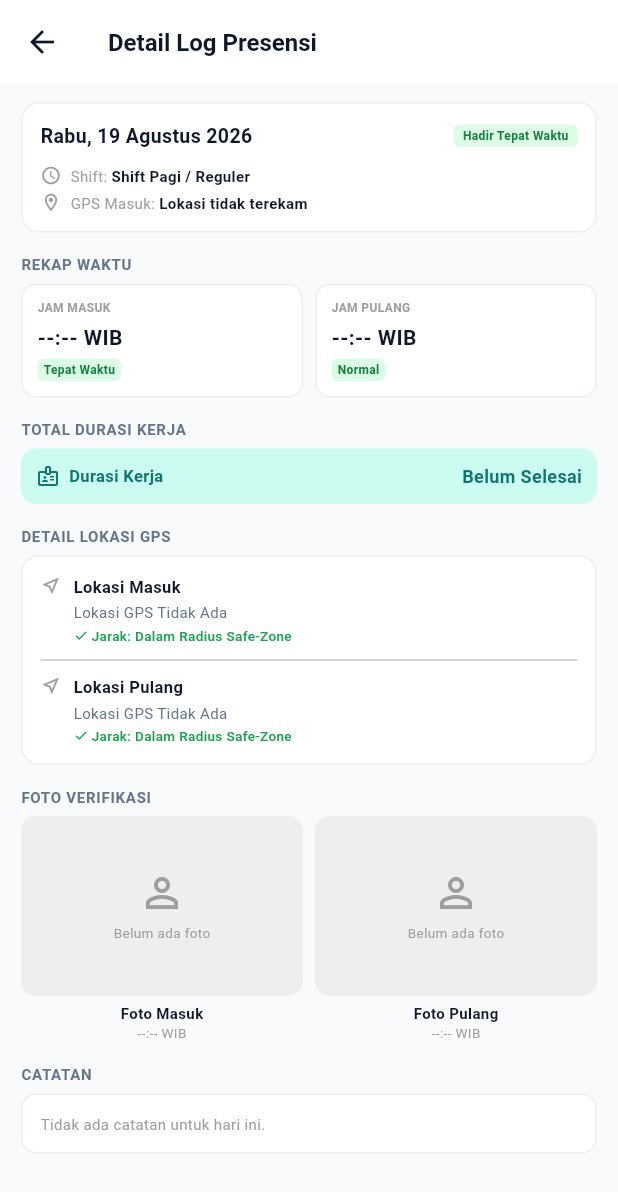
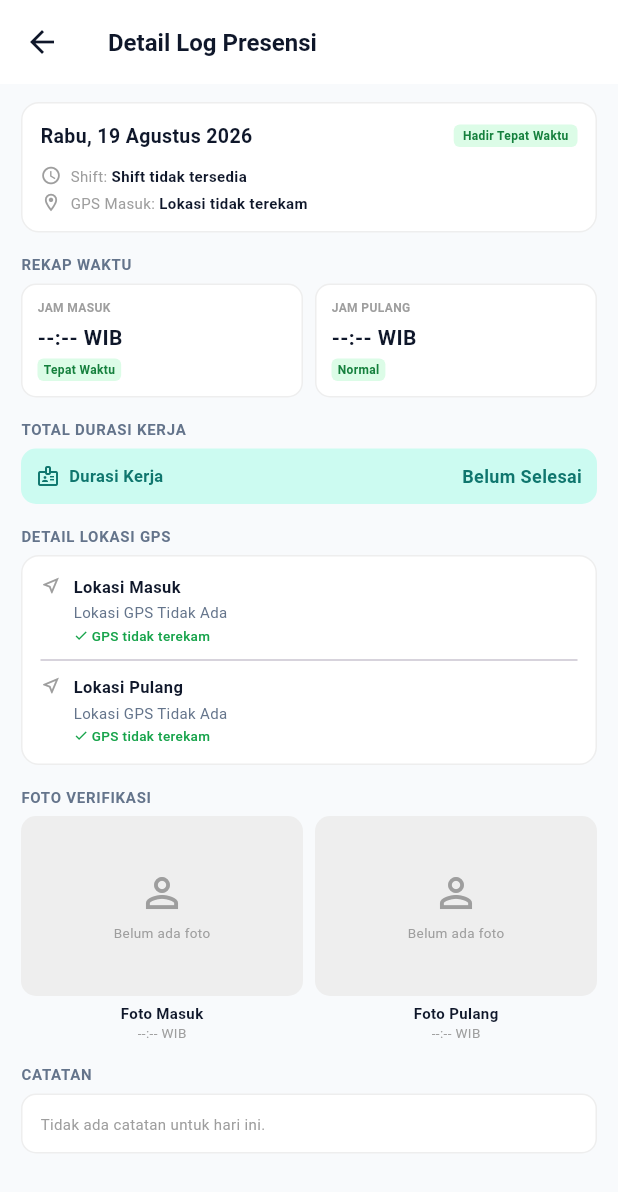
Before and after one commit to Nandamad/GDS-mobile, a Flutter app: the DetailLogScreen screen opened directly, on a phone screen of 412 x 824 dp. Shown: the top 1192 px of the screen. Run offline on Flutter 3.47's test engine with Material 3 defaults, Android fonts, the phone set to English and light mode, and no system bars; our stand-ins replace camera, dio, file_picker, flutter_dotenv, flutter_secure_storage, geolocator and 1 more; accounts and stored records are empty.

Commit message:
perbaikan gambar absen

```diff
--- a/lib/model/absensi.dart
+++ b/lib/model/absensi.dart
@@ -14,6 +14,7 @@ class Absensi {
   final String? fotoMasuk;
   final String? fotoPulang;
   final String? catatanMasuk;
+  final String? shift;           // Nama shift kerja karyawan
   final Karyawan? karyawan;
   final List<LogKeterlambatan>? logKeterlambatans;
 
@@ -30,6 +31,7 @@ class Absensi {
     this.fotoMasuk,
     this.fotoPulang,
     this.catatanMasuk,
+    this.shift,
     this.karyawan,
     this.logKeterlambatans,
   });
@@ -54,7 +56,8 @@ class Absensi {
       jamMasuk: _parseDateTime(json['jam_masuk']),
       // Cek jam_pulang atau jam_keluar
       jamPulang: _parseDateTime(json['jam_pulang'] ?? json['jam_keluar']),
-      status: json['status'] as String?,
+      // Baca status dari key 'status' atau fallback ke 'status_kehadiran'
+      status: (json['status'] ?? json['status_kehadiran']) as String?,
       // Cek gps_masuk / lokasi_masuk
       lokasiMasuk: (json['gps_masuk'] ?? json['lokasi_masuk']) as String?,
       lokasiPulang: (json['gps_pulang'] ?? json['lokasi_pulang']) as String?,
@@ -63,6 +66,8 @@ class Absensi {
       fotoPulang: (json['foto_selfie_pulang'] ?? json['foto_pulang']) as String?,
       // Cek catatan / catatan_masuk
       catatanMasuk: (json['catatan'] ?? json['catatan_masuk']) as String?,
+      // Nama shift dari API (nama_shift / shift)
+      shift: (json['nama_shift'] ?? json['shift']) as String?,
       karyawan: json['karyawan'] != null
           ? Karyawan.fromJson(json['karyawan'])
           : null,
@@ -89,6 +94,7 @@ class Absensi {
       'foto_selfie_masuk': fotoMasuk,
       'foto_selfie_pulang': fotoPulang,
       'catatan': catatanMasuk,
+      'nama_shift': shift,
       'log_keterlambatans': logKeterlambatans?.map((e) => e.toJson()).toList(),
     };
   }
--- a/lib/ui/detail_log_page.dart
+++ b/lib/ui/detail_log_page.dart
@@ -13,16 +13,21 @@ class DetailLogScreen extends StatefulWidget {
 
 class _DetailLogScreenState extends State<DetailLogScreen> {
   String? _getPhotoUrl(String? path) {
-    if (path == null || path.isEmpty) return null;
-    if (path.startsWith('http://') || path.startsWith('https://')) {
-      return path;
+    if (path == null || path.trim().isEmpty) return null;
+    final trimmed = path.trim();
+    // Sudah berupa URL lengkap — langsung kembalikan
+    if (trimmed.startsWith('http://') || trimmed.startsWith('https://')) {
+      return trimmed;
     }
-    final base = ApiConfig.baseUrl.replaceAll('/api', '');
-    String cleanPath = path.startsWith('/') ? path : '/$path';
-    if (!cleanPath.startsWith('/storage') && !cleanPath.startsWith('storage')) {
-      cleanPath = '/storage$cleanPath';
+    // Bersihkan /api di akhir base URL
+    final base = ApiConfig.baseUrl.replaceAll(RegExp(r'/api/?$'), '');
+    // Normalisasi path: pastikan diawali slash
+    String normalPath = trimmed.startsWith('/') ? trimmed : '/$trimmed';
+    // Pastikan diawali /storage/ (hindari double /storage)
+    if (!normalPath.startsWith('/storage')) {
+      normalPath = '/storage$normalPath';
     }
-    return '$base$cleanPath';
+    return '$base$normalPath';
   }
 
   String _formatTime(DateTime? date) {
@@ -229,16 +234,16 @@ class _DetailLogScreenState extends State<DetailLogScreen> {
           ),
           const SizedBox(height: 10),
           Row(
-            children: const [
-              Icon(Icons.access_time_outlined, size: 14, color: Colors.grey),
-              SizedBox(width: 6),
-              Text(
+            children: [
+              const Icon(Icons.access_time_outlined, size: 14, color: Colors.grey),
+              const SizedBox(width: 6),
+              const Text(
                 'Shift: ',
                 style: TextStyle(fontSize: 10, color: Colors.grey),
               ),
               Text(
-                'Shift Pagi / Reguler',
-                style: TextStyle(
+                widget.absensi?.shift ?? 'Shift tidak tersedia',
+                style: const TextStyle(
                   fontSize: 10,
                   fontWeight: FontWeight.w600,
                   color: Color(0xFF0F172A),
@@ -449,13 +454,17 @@ class _DetailLogScreenState extends State<DetailLogScreen> {
           _buildGpsItem(
             title: 'Lokasi Masuk',
             address: widget.absensi?.lokasiMasuk ?? 'Lokasi GPS Tidak Ada',
-            distance: 'Jarak: Dalam Radius Safe-Zone',
+            distance: widget.absensi?.lokasiMasuk != null
+                ? 'Koordinat: ${widget.absensi!.lokasiMasuk}'
+                : 'GPS tidak terekam',
           ),
           const Divider(height: 20),
           _buildGpsItem(
             title: 'Lokasi Pulang',
             address: widget.absensi?.lokasiPulang ?? 'Lokasi GPS Tidak Ada',
-            distance: 'Jarak: Dalam Radius Safe-Zone',
+            distance: widget.absensi?.lokasiPulang != null
+                ? 'Koordinat: ${widget.absensi!.lokasiPulang}'
+                : 'GPS tidak terekam',
           ),
         ],
       ),
--- a/lib/ui/presensi_harian_page.dart
+++ b/lib/ui/presensi_harian_page.dart
@@ -205,7 +205,7 @@ class _PresensiScreenState extends State<PresensiScreen> {
 
     final resultImage = await Navigator.push<String>(
       context,
-      MaterialPageRoute(builder: (context) => const KameraScreen()),
+      MaterialPageRoute(builder: (context) => KameraScreen(namaKantor: _namaKantor)),
     );
 
     if (resultImage == null || !mounted) return;
```
Also changed, not shown: lib/ui/kamera_page.dart (+11 -4 lines), lib/ui/riwayat_presensi_page.dart (+13 -0 lines).
